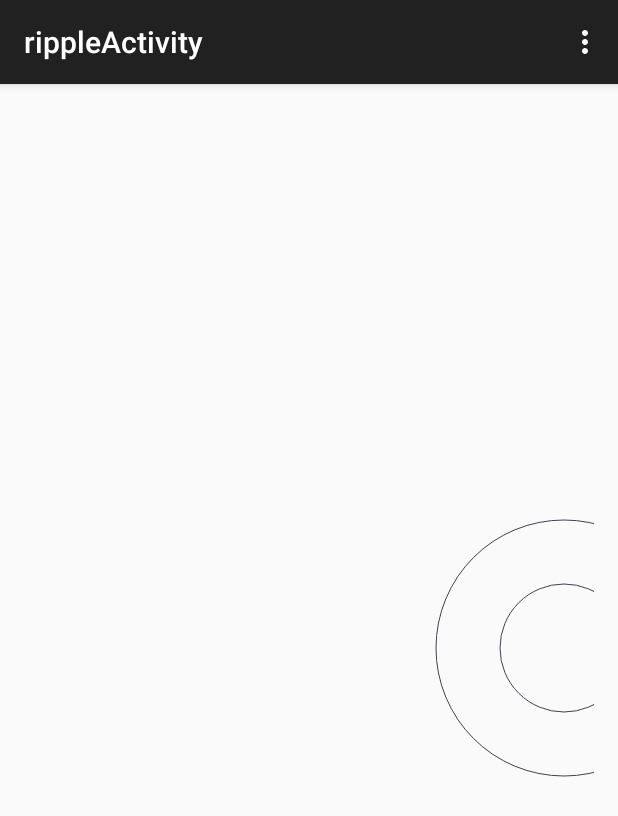
After one commit to MaAnQing/studyDemo, an Android app: the rippleActivity screen opened directly, with no data from a screen before it, on a phone screen of 412 x 824 dp. The commit adds this screen. Shown: the top 816 px of the screen. Run offline under Robolectric (Android 15) with nearby library versions, the phone set to English and light mode, and no system bars.

Commit message:
finish ripple view

```diff
--- a/app/src/main/AndroidManifest.xml
+++ b/app/src/main/AndroidManifest.xml
@@ -20,6 +20,10 @@
             android:name=".ui.RippleBackgroundActivity"
             android:label="@string/title_activity_ripple_background" >
         </activity>
+        <activity
+            android:name=".ui.rippleActivity"
+            android:label="@string/title_activity_ripple" >
+        </activity>
     </application>
 
 </manifest>
--- a/app/src/main/java/com/example/madroid/studydemo/ui/MainActivity.java
+++ b/app/src/main/java/com/example/madroid/studydemo/ui/MainActivity.java
@@ -1,8 +1,8 @@
 package com.example.madroid.studydemo.ui;
 
 import android.content.Intent;
+import android.os.Bundle;
 import android.support.v7.app.ActionBarActivity;
-import android.os.Bundle;
 import android.view.Menu;
 import android.view.MenuItem;
 import android.view.View;
@@ -37,13 +37,14 @@ public class MainActivity extends ActionBarActivity {
                         startActivity(new Intent(getApplicationContext(),RippleBackgroundActivity.class));
                         break;
                     case 1 :
+                        startActivity(new Intent(getApplicationContext(),rippleActivity.class));
                         break;
                     default:
                         break;
                 }
             }
         });
-        mData = new String[] {"ripple background",""} ;
+        mData = new String[] {"ripple background","Ripple view"} ;
         mAdapter = new ArrayAdapter(this,android.R.layout.simple_list_item_1,mData) ;
         mListView.setAdapter(mAdapter);
     }
--- /dev/null
+++ b/app/src/main/java/com/example/madroid/studydemo/ui/RippleView.java
@@ -0,0 +1,142 @@
+package com.example.madroid.studydemo.ui;
+
+import android.content.Context;
+import android.content.res.TypedArray;
+import android.graphics.Canvas;
+import android.graphics.Paint;
+import android.util.AttributeSet;
+import android.view.View;
+
+import com.example.madroid.studydemo.R;
+
+/**
+ * Created by madroid on 15-3-16.
+ */
+public class RippleView extends View{
+
+    private static final String TAG = "RippleView" ;
+
+    private static final boolean DEFAULT_ENABLE = true ;
+    private static final int DEFAULT_RIPPLE_NUMBER = 6 ;
+    private static final int DEFAULT_DURATION = 4000 ;
+    private static final int DEFAULT_TYPE = 0 ;
+
+    private boolean enable ;
+    private int rippleNumber ;
+    private int duration ;
+    private int type ;
+    private int rippleColor ;
+    private int rippleRadius ;
+
+    private Paint mPaint ;
+
+    public RippleView(Context context) {
+        super(context);
+    }
+
+    public RippleView(Context context, AttributeSet attrs) {
+        super(context, attrs);
+        init(context, attrs);
+    }
+
+    public RippleView(Context context, AttributeSet attrs, int defStyleAttr) {
+        super(context, attrs, defStyleAttr);
+        init(context, attrs);
+    }
+
+    private void init(Context context, AttributeSet attrs) {
+
+        if (isInEditMode())
+            return;
+
+        if (null == attrs) {
+            throw new IllegalArgumentException("Attributes should be provided to this view,");
+        }
+        mPaint = new Paint() ;
+        mPaint.setAntiAlias(true);
+
+        TypedArray typedArray = context.obtainStyledAttributes(attrs , R.styleable.RippleView) ;
+        enable = typedArray.getBoolean(R.styleable.RippleView_enable, DEFAULT_ENABLE) ;
+        if (!enable)
+            return;
+        rippleNumber = typedArray.getInt(R.styleable.RippleView_rippleNumber, DEFAULT_RIPPLE_NUMBER) ;
+        duration = typedArray.getInt(R.styleable.RippleView_duration, DEFAULT_DURATION) ;
+        type = typedArray.getInt(R.styleable.RippleView_ripple_type ,DEFAULT_TYPE) ;
+        rippleColor = typedArray.getColor(R.styleable.RippleView_ripple_color, getResources().getColor(R.color.rippelColor) ) ;
+
+
+        if(type == DEFAULT_TYPE){
+            mPaint.setStyle(Paint.Style.STROKE);
+        }else {
+            mPaint.setStyle(Paint.Style.FILL);
+        }
+
+        mPaint.setColor(rippleColor);
+
+
+    }
+
+    @Override
+    protected void onMeasure(int widthMeasureSpec, int heightMeasureSpec) {
+        super.onMeasure(widthMeasureSpec, heightMeasureSpec);
+    }
+
+    @Override
+    protected void onDraw(Canvas canvas) {
+        super.onDraw(canvas);
+
+        canvas.drawCircle(540,540,64,mPaint);
+        canvas.drawCircle(540,540,128,mPaint);
+
+        Thread animationThread = new Thread(new Runnable() {
+            @Override
+            public void run() {
+                canvas.drawCircle(540,540,128,mPaint);
+
+            }
+        }) ;
+
+//        for(int i=0;i<rippleNumber;i++){
+//            ValueAnimator animator = ValueAnimator.ofFloat(rippleRadius ,540) ;
+//            animator.setDuration(duration) ;
+//            animator.addUpdateListener(new ValueAnimator.AnimatorUpdateListener() {
+//                @Override
+//                public void onAnimationUpdate(ValueAnimator animation) {
+//                    Log.i("update", animation.getAnimatedValue().toString() + " ; RADIUS: " + getWidth() / 2 + " ; ripple:" + rippleRadius) ;
+//                    mRippleView.setRadius((Float)animation.getAnimatedValue());
+//                    mRippleView.invalidate();
+//                }
+//            });
+//            animator.setRepeatMode(ValueAnimator.RESTART);
+//            animator.setStartDelay(rippleDelay);
+//            animator.setRepeatCount(ValueAnimator.INFINITE);
+//            animatorList.add(animator) ;
+//
+//            final ValueAnimator alpha = ValueAnimator.ofFloat(1.0f ,0.2f) ;
+//            animator.setDuration(rippleDurationTime) ;
+//            animator.addUpdateListener(new ValueAnimator.AnimatorUpdateListener() {
+//                @Override
+//                public void onAnimationUpdate(ValueAnimator animation) {
+//                    Log.i("update",animation.getAnimatedValue().toString() + " ; from: 1.0 ; to:0.2") ;
+////                    mRippleView.setPaintAlpha((int)alpha.getAnimatedValue());
+////                    mRippleView.invalidate();
+//                }
+//            });
+//            animator.setRepeatMode(ValueAnimator.RESTART);
+//            animator.setStartDelay(rippleDelay);
+//            animator.setRepeatCount(ValueAnimator.INFINITE);
+//            animatorList.add(alpha) ;
+//
+//            final ObjectAnimator alphaAnimator = ObjectAnimator.ofFloat(mRippleView, "Alpha", 1.0f, 0f);
+//            alphaAnimator.setRepeatCount(ObjectAnimator.INFINITE);
+//            alphaAnimator.setRepeatMode(ObjectAnimator.RESTART);
+//            alphaAnimator.setStartDelay(i * rippleDelay);
+//            alphaAnimator.setDuration(rippleDurationTime);
+//            animatorList.add(alphaAnimator);
+//        }
+//
+//        animatorSet.playTogether(animatorList);
+
+
+    }
+}
--- /dev/null
+++ b/app/src/main/java/com/example/madroid/studydemo/ui/rippleActivity.java
@@ -0,0 +1,40 @@
+package com.example.madroid.studydemo.ui;
+
+import android.support.v7.app.ActionBarActivity;
+import android.os.Bundle;
+import android.view.Menu;
+import android.view.MenuItem;
+
+import com.example.madroid.studydemo.R;
+
+public class rippleActivity extends ActionBarActivity {
+
+    @Override
+    protected void onCreate(Bundle savedInstanceState) {
+        super.onCreate(savedInstanceState);
+        setContentView(R.layout.activity_ripple);
+    }
+
+
+    @Override
+    public boolean onCreateOptionsMenu(Menu menu) {
+        // Inflate the menu; this adds items to the action bar if it is present.
+        getMenuInflater().inflate(R.menu.menu_ripple, menu);
+        return true;
+    }
+
+    @Override
+    public boolean onOptionsItemSelected(MenuItem item) {
+        // Handle action bar item clicks here. The action bar will
+        // automatically handle clicks on the Home/Up button, so long
+        // as you specify a parent activity in AndroidManifest.xml.
+        int id = item.getItemId();
+
+        //noinspection SimplifiableIfStatement
+        if (id == R.id.action_settings) {
+            return true;
+        }
+
+        return super.onOptionsItemSelected(item);
+    }
+}
--- /dev/null
+++ b/app/src/main/res/layout/activity_ripple.xml
@@ -0,0 +1,15 @@
+<RelativeLayout xmlns:android="http://schemas.android.com/apk/res/android"
+    xmlns:tools="http://schemas.android.com/tools" android:layout_width="match_parent"
+    android:layout_height="match_parent" android:paddingLeft="@dimen/activity_horizontal_margin"
+    android:paddingRight="@dimen/activity_horizontal_margin"
+    android:paddingTop="@dimen/activity_vertical_margin"
+    android:paddingBottom="@dimen/activity_vertical_margin"
+    tools:context="com.example.madroid.studydemo.ui.rippleActivity">
+
+
+    <com.example.madroid.studydemo.ui.RippleView
+        android:layout_width="match_parent"
+        android:layout_height="match_parent"
+        android:layout_centerVertical="true"
+        />
+</RelativeLayout>
--- /dev/null
+++ b/app/src/main/res/menu/menu_ripple.xml
@@ -0,0 +1,7 @@
+<menu xmlns:android="http://schemas.android.com/apk/res/android"
+    xmlns:app="http://schemas.android.com/apk/res-auto"
+    xmlns:tools="http://schemas.android.com/tools"
+    tools:context="com.example.madroid.studydemo.ui.rippleActivity">
+    <item android:id="@+id/action_settings" android:title="@string/action_settings"
+        android:orderInCategory="100" app:showAsAction="never" />
+</menu>
--- a/app/src/main/res/values/strings.xml
+++ b/app/src/main/res/values/strings.xml
@@ -5,4 +5,5 @@
     <string name="action_settings">Settings</string>
     <string name="title_activity_ripple_background">RippleBackgroundActivity</string>
     <string name="title_activity_ripple_view">RippleView</string>
+    <string name="title_activity_ripple">rippleActivity</string>
 </resources>
```
Also changed, not shown: app/src/main/res/values/attrs.xml (+14 -0 lines).
